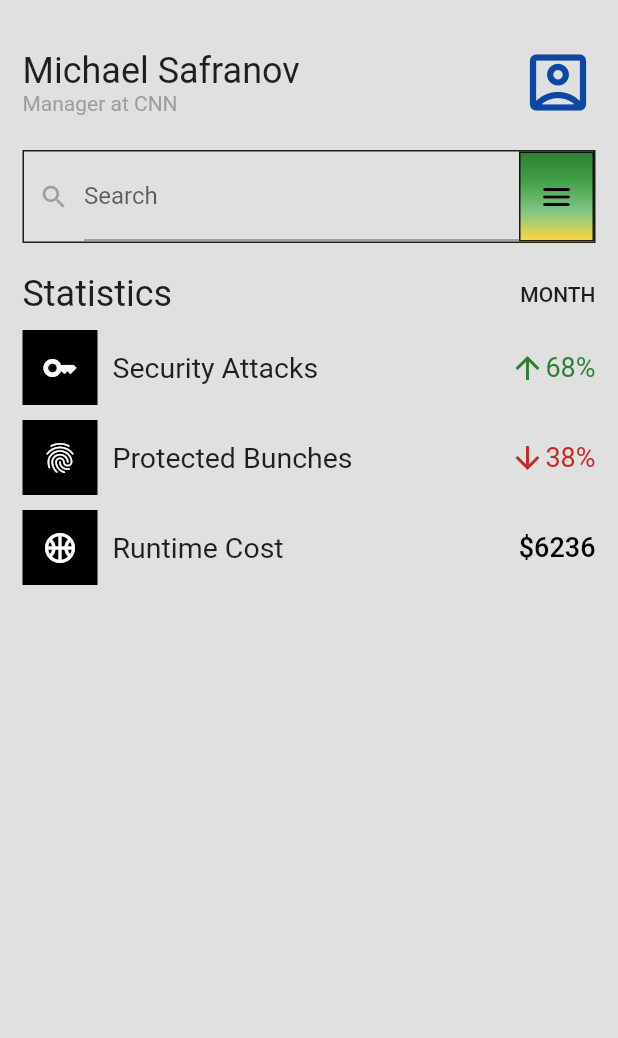
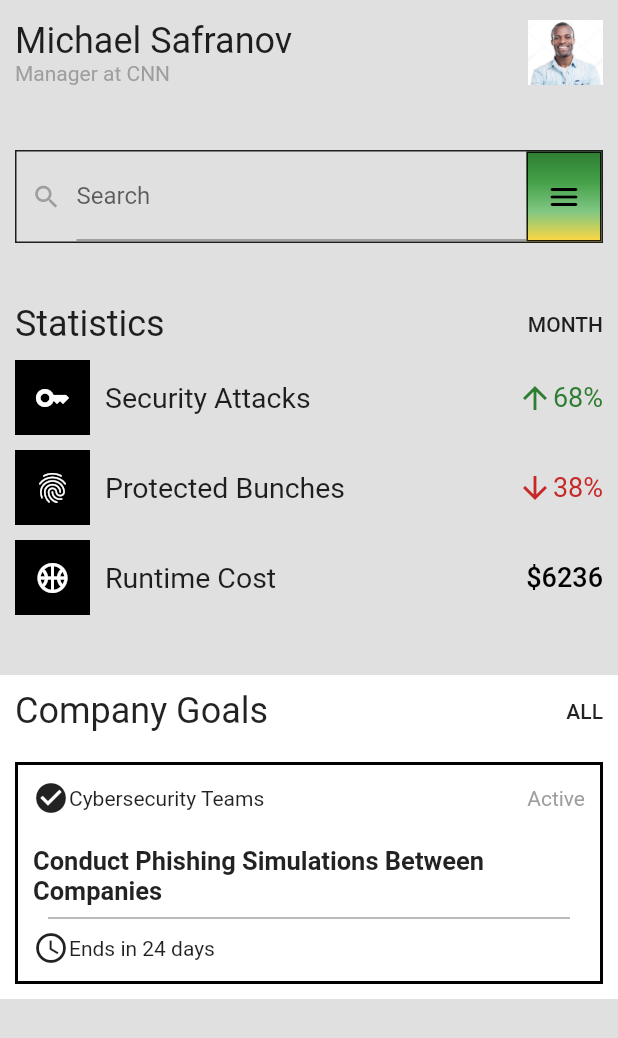
Before and after one commit to ANTONINEUTRON/wmt_second_app, a Flutter app: the screen it shows after launch, on a phone screen of 412 x 824 dp. Shown: the top 1038 px of the screen. Run offline on Flutter 3.47's test engine with Material 2 defaults, Android fonts, the phone set to English and light mode, and no system bars.

Commit message:
Final Class on this Implementation

```diff
--- a/lib/main.dart
+++ b/lib/main.dart
@@ -29,14 +29,24 @@ class HomePage extends StatelessWidget {
   Widget build(BuildContext context) {
     return Scaffold(
         body: Container(
-        padding: EdgeInsets.fromLTRB(15, 30, 15, 20),
           child: ListView(
               children: [
-              Profile(),
+                Padding(
+                  padding: const EdgeInsets.all(10.0),
+                  child: Profile(),
+                ),
                 Padding(padding: EdgeInsets.all(10)),
-              Search(),
+                Padding(
+                  padding: const EdgeInsets.all(10.0),
+                  child: Search(),
+                ),
                 Padding(padding: EdgeInsets.all(10)),
-              Statistics()
+                Padding(
+                  padding: const EdgeInsets.all(10.0),
+                  child: Statistics(),
+                ),
+                Padding(padding: EdgeInsets.all(15)),
+                CompanyGoals()
               ]
           ),
         )
@@ -280,13 +290,96 @@ class Profile extends StatelessWidget{
             ],
           ),
         ),
-        Icon(
-          Icons.account_box_outlined,
-          size: 50,
-          color: Colors.blue.shade900,
+        Image.asset(
+            "images/profile.jpg",
+          width: 50,
+          height: 50,
         )
       ],
     );
   }
 
 }
+
+class CompanyGoals extends StatelessWidget {
+  const CompanyGoals({Key? key}) : super(key: key);
+
+  @override
+  Widget build(BuildContext context) {
+    return Container(
+        padding: EdgeInsets.all(10),
+        color: Colors.white,
+        child: Column(
+          children: [
+            Row(
+              mainAxisAlignment: MainAxisAlignment.spaceBetween,
+              children: [
+                Text(
+                    "Company Goals",
+                  style: Theme.of(context).textTheme.headline5
+                ),
+                Text(
+                    "ALL",
+                  style: Theme.of(context).textTheme.labelLarge,
+                )
+              ],
+            ),
+
+            Padding(padding: EdgeInsets.all(10),),//space betwee company goals and section below it
+
+            Container(
+                padding: EdgeInsets.all(10),
+                decoration: BoxDecoration(
+                    border: Border.all(
+                        color: Colors.black,
+                        width: 2
+                    )
+                ),
+                child: Column(
+                  children: [
+                    Row(
+                      mainAxisAlignment: MainAxisAlignment.spaceBetween,
+                      children: [
+                        Row(
+                          children: [
+                            Icon(Icons.check_circle),
+                            Text("Cybersecurity Teams")
+                          ],
+                        ),
+                        Text(
+                            "Active",
+                          style: TextStyle(
+                            color: Colors.grey.shade500
+                          )
+                        )
+                      ],
+                    ),
+
+                    Padding(padding: EdgeInsets.all(10),),
+
+                    Text(
+                        "Conduct Phishing Simulations Between Companies",
+                      style: TextStyle(
+                        fontSize: 17,
+                        fontWeight: FontWeight.bold
+                      ),
+                    ),
+                    Divider(
+                      color: Colors.grey.shade600,
+                      indent: 10,
+                      endIndent: 10,
+                    ),
+                    Row(
+                      children: [
+                        Icon(Icons.access_time_sharp),
+                        Text("Ends in 24 days")
+                      ],
+                    )
+                  ],
+                )
+            )
+          ],
+        )
+    );
+  }
+}
--- a/pubspec.yaml
+++ b/pubspec.yaml
@@ -58,8 +58,8 @@ flutter:
   uses-material-design: true
 
   # To add assets to your application, add an assets section, like this:
-  # assets:
-  #   - images/a_dot_burr.jpeg
+  assets:
+    - images/
   #   - images/a_dot_ham.jpeg
 
   # An image asset can refer to one or more resolution-specific "variants", see
```
Also changed, not shown: images/profile.jpg (added). Lines whose indentation alone changed are shown as unchanged.
